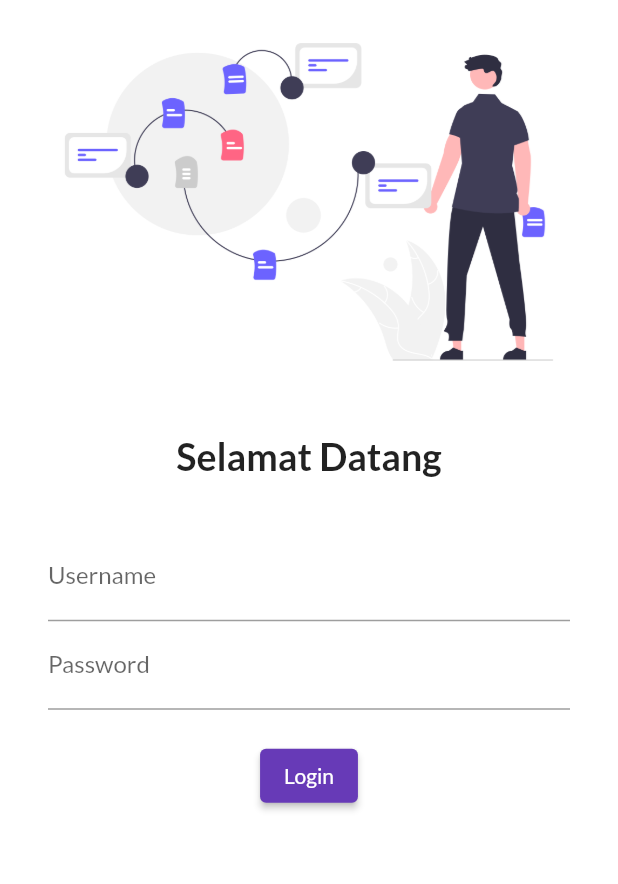
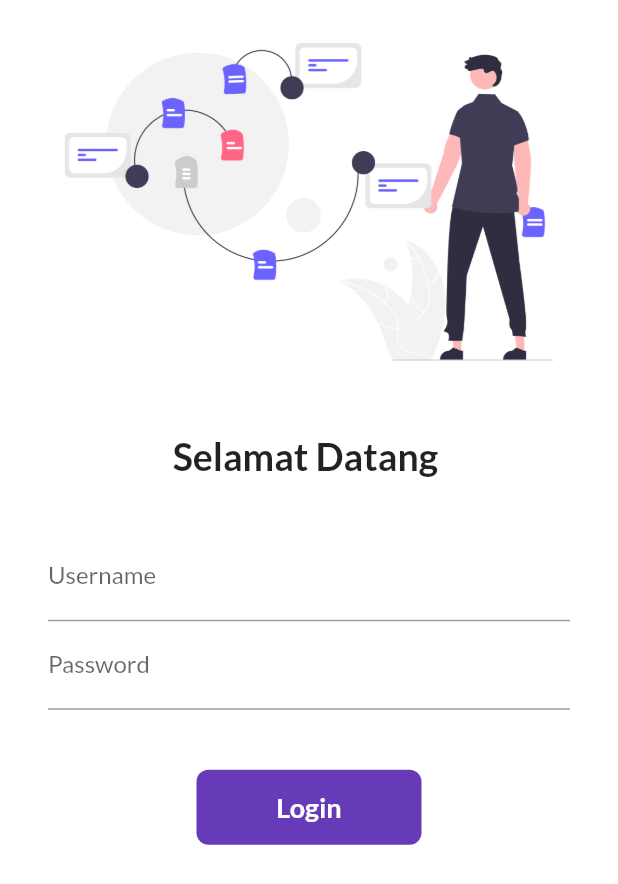
Before and after one commit to Adewahyudi/30DaysOfFlutter, a Flutter app: the screen it shows after launch, on a phone screen of 412 x 824 dp. Shown: the top 884 px of the screen. Run offline on Flutter 3.47's test engine with Material 2 defaults, Android fonts, the phone set to English and light mode, and no system bars; our stand-ins replace google_fonts.

Commit message:
day 6 completed

```diff
--- a/lib/main.dart
+++ b/lib/main.dart
@@ -2,6 +2,8 @@
 import 'package:google_fonts/google_fonts.dart';
 import 'package:perpustakaan_katalog/pages/login_page.dart';
 import 'package:google_fonts/google_fonts.dart';
+import 'package:perpustakaan_katalog/utils/routes.dart';
+import 'package:perpustakaan_katalog/utils/routes.dart';
 import 'pages/home_page.dart';
 
 void main() {
@@ -17,14 +19,15 @@
         primarySwatch: Colors.deepPurple,
         fontFamily: GoogleFonts.lato().fontFamily,
       ),
+      debugShowCheckedModeBanner: false,
       darkTheme: ThemeData(
         brightness: Brightness.dark,
       ),
       initialRoute: "/",
       routes: {
         "/": (context) => LoginPage(),
-        "/home": (context) => HomePage(),
-        "/login": (context) => LoginPage()
+        MyRoutes.homeRoute: (context) => HomePage(),
+        MyRoutes.loginRoute: (context) => LoginPage()
       },
     );
   }
--- a/lib/pages/login_page.dart
+++ b/lib/pages/login_page.dart
@@ -1,21 +1,31 @@
 import 'package:flutter/material.dart';
+import 'package:perpustakaan_katalog/utils/routes.dart';
 
-class LoginPage extends StatelessWidget {
+class LoginPage extends StatefulWidget {
+  @override
+  _LoginPageState createState() => _LoginPageState();
+}
+
+class _LoginPageState extends State<LoginPage> {
+  String name = "";
+  bool changeButton = false;
+
   @override
   Widget build(BuildContext context) {
     return Material(
         color: Colors.white,
-        child: Column(
+        child: SingleChildScrollView(
+            child: Column(
           children: [
             Image.asset(
               "assets/images/login_image.png",
-              fit: BoxFit.contain,
+              fit: BoxFit.cover,
             ),
             SizedBox(
               height: 20.0,
             ),
             Text(
-              "Selamat Datang",
+              "Selamat Datang $name",
               style: TextStyle(
                 fontSize: 25,
                 fontWeight: FontWeight.bold,
@@ -34,6 +44,10 @@
                       hintText: "Enter Username",
                       labelText: "Username",
                     ),
+                    onChanged: (value) {
+                      name = value;
+                      setState(() {});
+                    },
                   ),
                   TextField(
                     obscureText: true,
@@ -43,19 +57,43 @@
                     ),
                   ),
                   SizedBox(
-                    height: 20.0,
+                    height: 40.0,
                   ),
-                  ElevatedButton(
-                    child: Text("Login"),
-                    style: TextButton.styleFrom(),
-                    onPressed: () {
-                      print("Hi Ade");
-                    },
-                  )
+                  InkWell(
+                      onTap: () async {
+                        setState(() {
+                          changeButton = true;
+                        });
+                        await Future.delayed(Duration(seconds: 1));
+                        Navigator.pushNamed(context, MyRoutes.homeRoute);
+                      },
+                      child: AnimatedContainer(
+                        duration: Duration(seconds: 1),
+                        width: changeButton ? 50 : 150,
+                        height: 50,
+                        alignment: Alignment.center,
+                        child: changeButton
+                            ? Icon(
+                                Icons.done,
+                                color: Colors.white,
+                              )
+                            : Text(
+                                "Login",
+                                style: TextStyle(
+                                    color: Colors.white,
+                                    fontWeight: FontWeight.bold,
+                                    fontSize: 18),
+                              ),
+                        decoration: BoxDecoration(
+                          color: Colors.deepPurple,
+                          borderRadius:
+                              BorderRadius.circular(changeButton ? 50 : 8),
+                        ),
+                      ))
                 ],
               ),
             ),
           ],
-        ));
+        )));
   }
 }
--- /dev/null
+++ b/lib/utils/routes.dart
@@ -0,0 +1,5 @@
+
+class MyRoutes {
+  static String loginRoute = "/login";
+  static String homeRoute = "/home";
+}
```
